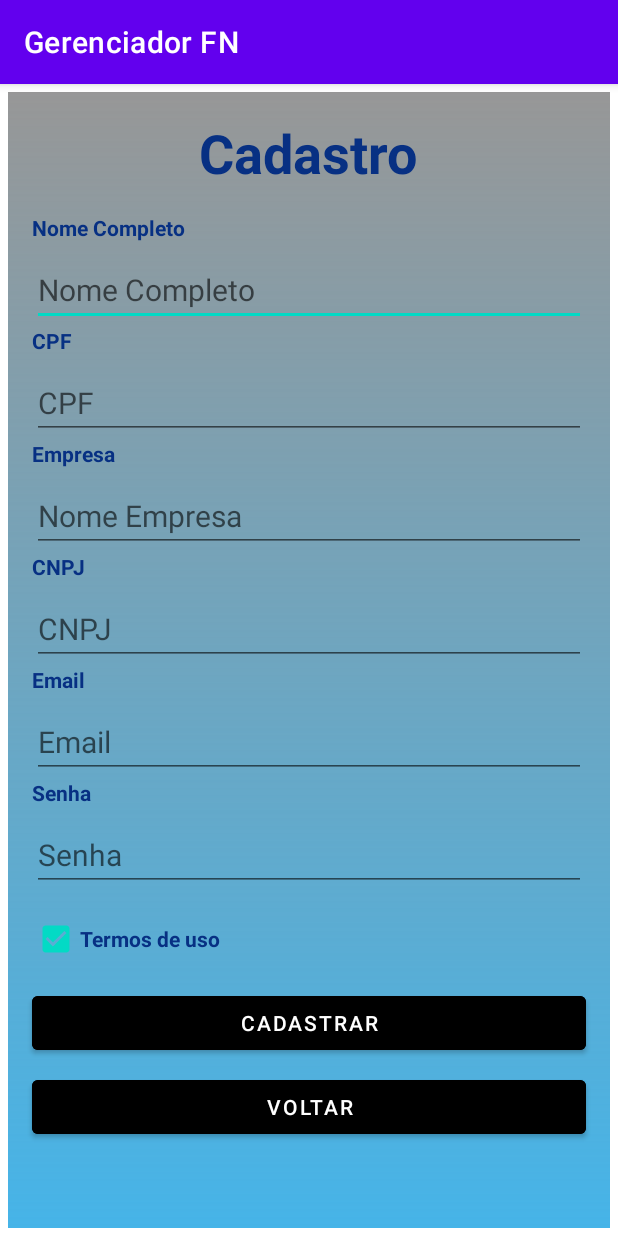
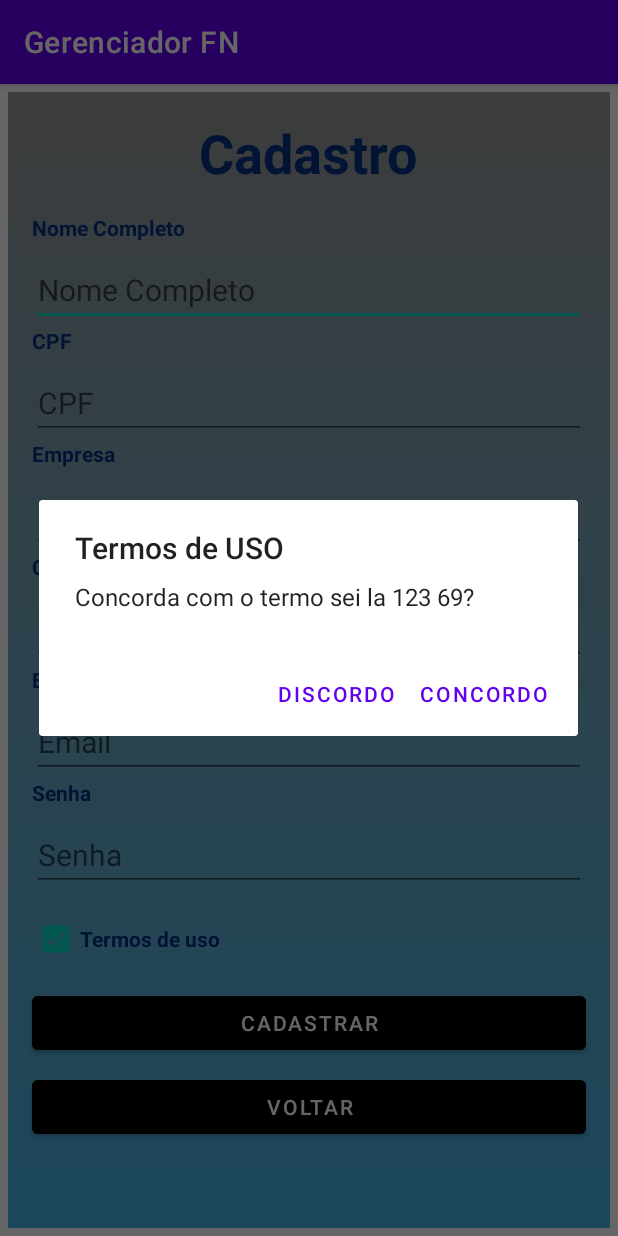
Before and after one commit to Viny-Stark/AndroidStudio-GerenciadorFN, an Android app: the CadastroUsuarioActivity screen opened directly, with no data from a screen before it, after a tap on "Termos de uso", on a phone screen of 412 x 824 dp. Run offline under Robolectric (Android 15) with nearby library versions, the phone set to English and light mode, and no system bars.

Commit message:
Atualização button "termos de uso"

```diff
--- a/app/src/main/java/com/example/gerenciadorfn/view/CadastroUsuarioActivity.java
+++ b/app/src/main/java/com/example/gerenciadorfn/view/CadastroUsuarioActivity.java
@@ -1,14 +1,18 @@
 package com.example.gerenciadorfn.view;
 
+import androidx.appcompat.app.AlertDialog;
 import androidx.appcompat.app.AppCompatActivity;
 
+import android.content.DialogInterface;
 import android.content.Intent;
 import android.content.SharedPreferences;
 import android.os.Bundle;
 import android.text.TextUtils;
 import android.view.View;
 import android.widget.Button;
+import android.widget.CheckBox;
 import android.widget.EditText;
+import android.widget.Toast;
 
 import com.example.gerenciadorfn.R;
 import com.example.gerenciadorfn.api.AppUtil;
@@ -20,6 +24,7 @@ public class CadastroUsuarioActivity extends AppCompatActivity {
     EditText editNomeCompleto,editCpf,editNomeEmpresa,editCnpj,editEmail,editSenha;
 
     Button btnCadastro,btnVoltar;
+    CheckBox ckTermos;
 
     Usuario usuarioNovo;
 
@@ -42,6 +47,7 @@ public class CadastroUsuarioActivity extends AppCompatActivity {
 
                 if (dadosOk()){
 
+
                         usuarioNovo.setNomeCompleto(editNomeCompleto.getText().toString());
                         usuarioNovo.setCpf(editCpf.getText().toString());
                         usuarioNovo.setNomeDaEmpresa(editNomeEmpresa.getText().toString());
@@ -53,9 +59,10 @@ public class CadastroUsuarioActivity extends AppCompatActivity {
 
                         salvarSharedPreferences();
 
-                    Intent intent=new Intent(CadastroUsuarioActivity.this,MainActivity.class);
+                        Intent intent = new Intent(CadastroUsuarioActivity.this, MainActivity.class);
                         startActivity(intent);
                         finish();
+
                 }
             }
         });
@@ -68,6 +75,35 @@ public class CadastroUsuarioActivity extends AppCompatActivity {
                 startActivity(intent);
                 finish();
             }
+        });
+
+        ckTermos.setOnClickListener(new View.OnClickListener() {
+            @Override
+            public void onClick(View view) {
+                AlertDialog.Builder alerta =new AlertDialog.Builder(CadastroUsuarioActivity.this);
+                alerta.setTitle("Termos de USO");
+                alerta
+                        .setMessage("Concorda com o termo sei la 123 69?")
+                        .setCancelable(false)
+                        .setNegativeButton("Discordo", new DialogInterface.OnClickListener() {
+                            @Override
+                            public void onClick(DialogInterface dialogInterface, int i) {
+                                Toast.makeText(getApplicationContext(),
+                                        "E preciso CONCORDA para continuar o cadastro",
+                                        Toast.LENGTH_SHORT).show();
+                            }
+                        })
+                        .setPositiveButton("Concordo", new DialogInterface.OnClickListener() {
+                            @Override
+                            public void onClick(DialogInterface dialogInterface, int i) {
+                                //Toast.makeText(getApplicationContext(), "Concordo escolhido", Toast.LENGTH_SHORT).show();
+                            }
+                        });
+                AlertDialog alertDialog = alerta.create();
+                alertDialog.show();
+
+            }
+
         });
 
     }
@@ -105,6 +141,11 @@ public class CadastroUsuarioActivity extends AppCompatActivity {
             editSenha.requestFocus();
             retorno =false;
         }
+        if (!ckTermos.isChecked()) {
+            ckTermos.setError("E Necessario Aceitar os Termos de Uso");
+            ckTermos.requestFocus();
+            retorno= false;
+        }
         return retorno;
     }
 
@@ -118,10 +159,21 @@ public class CadastroUsuarioActivity extends AppCompatActivity {
         editSenha = findViewById(R.id.editSenha);
         btnCadastro = findViewById(R.id.btnCadastro);
         btnVoltar = findViewById(R.id.btnVoltar);
+        ckTermos = findViewById(R.id.ckTermos);
 
         usuarioNovo = new Usuario();
 
         controller = new UsuarioController(this);
+    }
+    public void validarTermo(View view) {
+
+        if (!ckTermos.isChecked()) {
+
+            Toast.makeText(getApplicationContext(),
+                    "É nessário aceitar os termos de uso para continuar o cadastro...",
+                    Toast.LENGTH_LONG).show();
+        }
+
     }
     private void salvarSharedPreferences() {
 
--- a/app/src/main/java/com/example/gerenciadorfn/view/LoginActivity.java
+++ b/app/src/main/java/com/example/gerenciadorfn/view/LoginActivity.java
@@ -8,6 +8,7 @@ import android.os.Bundle;
 import android.text.TextUtils;
 import android.view.View;
 import android.widget.Button;
+import android.widget.CheckBox;
 import android.widget.EditText;
 import android.widget.Toast;
 
@@ -20,6 +21,7 @@ public class LoginActivity extends AppCompatActivity {
 
     EditText editEmailLogin,editSenhaL;
     Button btnLogin,btnCadastrar;
+    CheckBox ckLembrar;
 
     Usuario usuario;
 
@@ -68,6 +70,7 @@ public class LoginActivity extends AppCompatActivity {
         editSenhaL=findViewById(R.id.editSenhaL);
         btnLogin=findViewById(R.id.btnLogin);
         btnCadastrar=findViewById(R.id.btnCadastrar);
+        ckLembrar=findViewById(R.id.ckLembrar);
 
         usuario = new Usuario();
 
@@ -119,8 +122,6 @@ public class LoginActivity extends AppCompatActivity {
         usuario.setSenha(preferences.getString("senha", "12345"));
 
 
-
-
     }
 
 
--- a/app/src/main/res/layout/activity_login.xml
+++ b/app/src/main/res/layout/activity_login.xml
@@ -73,6 +73,7 @@
             android:layout_height="60dp"
             android:layout_marginTop="5dp"
             android:layout_weight="1"
+            android:onClick="lembrarSenha"
             android:layout_gravity="center_horizontal"
             android:text="Lembra Senha"
             android:textStyle="bold" />
```
Lines whose indentation alone changed are shown as unchanged.
